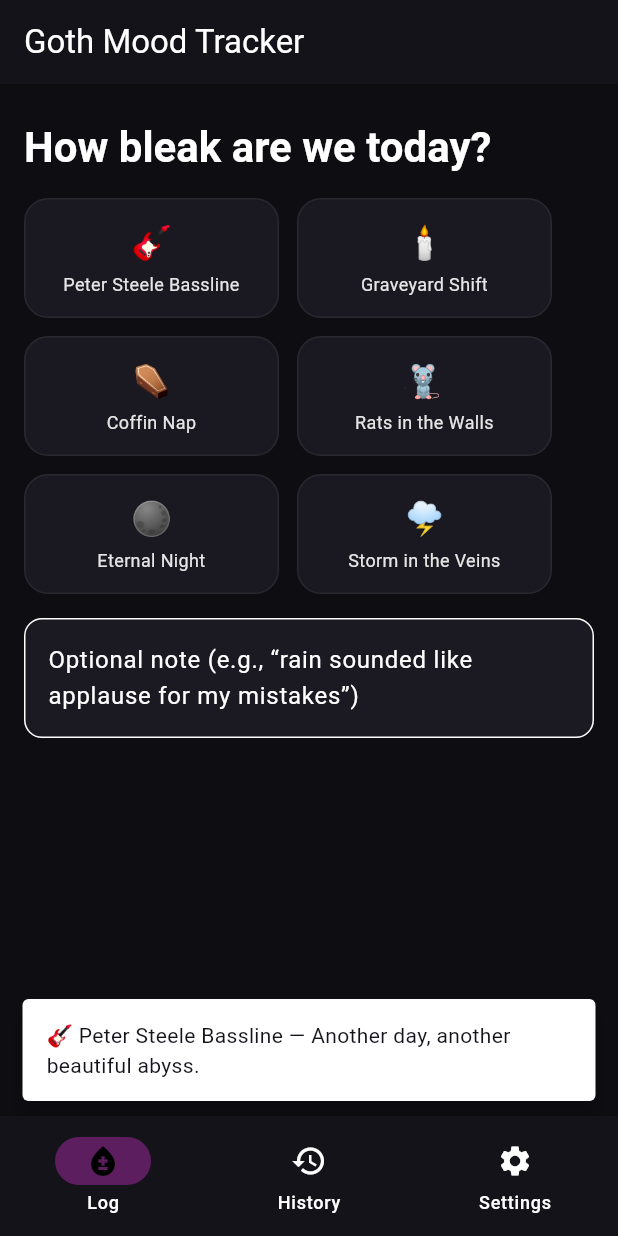
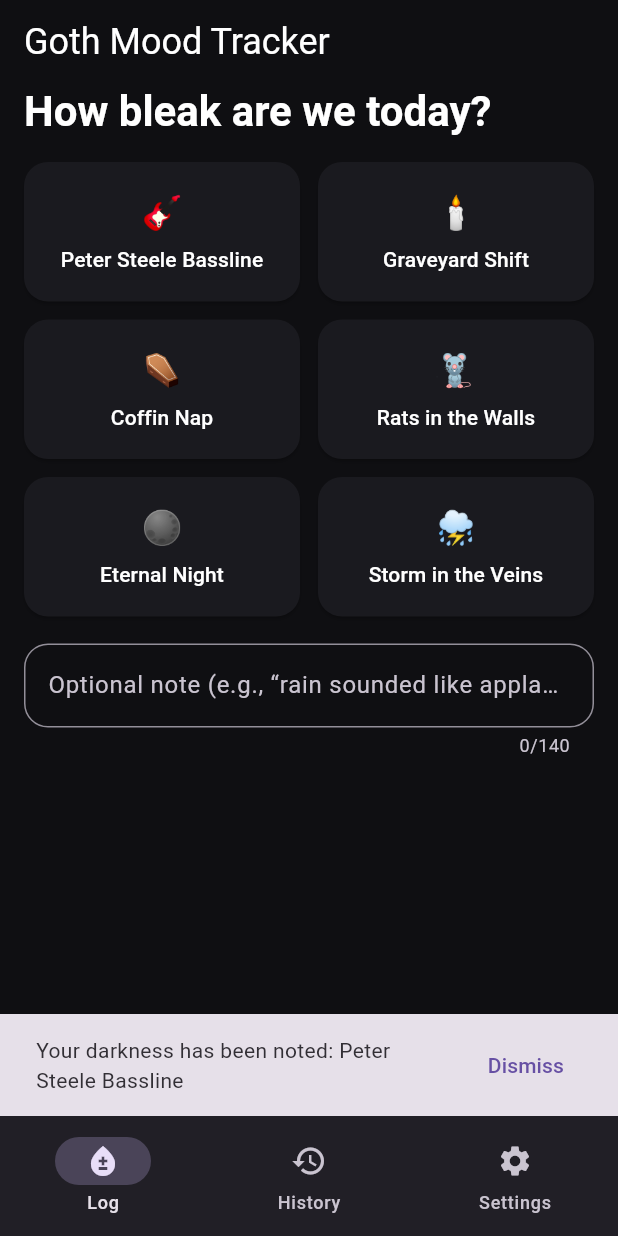
Before and after one commit to theoriginalrage/goth_mood_tracker, a Flutter app: the screen it shows after launch, after a tap on "Peter Steele Bassline", on a phone screen of 412 x 824 dp. Run offline on Flutter 3.47's test engine with Material 3 defaults, Android fonts, the phone set to English and light mode, and no system bars; our stand-ins replace google_mobile_ads, package_info_plus, shared_preferences.

Commit message:
feat: new main.dart with clean scaffold + AdMob IDs

```diff
--- a/lib/main.dart
+++ b/lib/main.dart
@@ -1,223 +1,71 @@
+// lib/main.dart
 import 'dart:convert';
 import 'package:flutter/material.dart';
 import 'package:shared_preferences/shared_preferences.dart';
 import 'package:package_info_plus/package_info_plus.dart';
+import 'package:google_mobile_ads/google_mobile_ads.dart';
+
+Future<void> main() async {
+  WidgetsFlutterBinding.ensureInitialized();
+  await MobileAds.instance.initialize();
+  runApp(const GothMoodApp());
+}
 
 Future<String> appVersion() async {
   final info = await PackageInfo.fromPlatform();
-  return "${info.version}+${info.buildNumber}"; // e.g., 0.2.1+42
+  return "${info.version}+${info.buildNumber}";
 }
 
-void main() {
-  WidgetsFlutterBinding.ensureInitialized();
-  runApp(const GothApp());
-}
-
-/// ---------------------- DATA MODELS ----------------------
-
-enum GothMood {
-  peterSteeleBassline,   // calm but gloomy
-  graveyardShift,        // exhausted
-  coffinNap,             // depressed but chill
-  ratsInTheWalls,        // angry/paranoid
-  eternalNight,          // content in the darkness
-  stormInTheVeins,       // anxious/static
-}
-
-extension GothMoodX on GothMood {
-  String get label {
-    switch (this) {
-      case GothMood.peterSteeleBassline:
-        return 'Peter Steele Bassline';
-      case GothMood.graveyardShift:
-        return 'Graveyard Shift';
-      case GothMood.coffinNap:
-        return 'Coffin Nap';
-      case GothMood.ratsInTheWalls:
-        return 'Rats in the Walls';
-      case GothMood.eternalNight:
-        return 'Eternal Night';
-      case GothMood.stormInTheVeins:
-        return 'Storm in the Veins';
-    }
-  }
-
-  String get emoji {
-    switch (this) {
-      case GothMood.peterSteeleBassline:
-        return '🎸';
-      case GothMood.graveyardShift:
-        return '🕯️';
-      case GothMood.coffinNap:
-        return '⚰️';
-      case GothMood.ratsInTheWalls:
-        return '🐀';
-      case GothMood.eternalNight:
-        return '🌑';
-      case GothMood.stormInTheVeins:
-        return '🌩️';
-    }
-  }
-}
-
-class MoodEntry {
-  final GothMood mood;
-  final DateTime at;
-  final String? note;
-
-  MoodEntry({required this.mood, required this.at, this.note});
-
-  Map<String, dynamic> toJson() => {
-        'mood': mood.name,
-        'at': at.toIso8601String(),
-        'note': note,
-      };
-
-  static MoodEntry fromJson(Map<String, dynamic> j) => MoodEntry(
-        mood: GothMood.values.firstWhere((m) => m.name == (j['mood'] as String)),
-        at: DateTime.tryParse(j['at'] as String? ?? '') ?? DateTime.now(),
-        note: j['note'] as String?,
-      );
-}
-
-/// ---------------------- STORAGE ----------------------
-
-class MoodStore extends ChangeNotifier {
-  static const _key = 'goth_mood_entries';
-  final List<MoodEntry> _entries = [];
-
-  List<MoodEntry> get entries =>
-      List.unmodifiable(_entries..sort((a, b) => b.at.compareTo(a.at)));
-
-  Future<void> load() async {
-    final prefs = await SharedPreferences.getInstance();
-    final raw = prefs.getStringList(_key) ?? [];
-    _entries
-      ..clear()
-      ..addAll(raw
-          .map((s) => jsonDecode(s))
-          .whereType<Map<String, dynamic>>()
-          .map(MoodEntry.fromJson));
-    notifyListeners();
-  }
-
-  Future<void> add(GothMood mood, {String? note}) async {
-    _entries.add(MoodEntry(mood: mood, at: DateTime.now(), note: note));
-    await _persist();
-    notifyListeners();
-  }
-
-  Future<void> clearAll() async {
-    _entries.clear();
-    await _persist();
-    notifyListeners();
-  }
-
-  Future<void> _persist() async {
-    final prefs = await SharedPreferences.getInstance();
-    final list = _entries.map((e) => jsonEncode(e.toJson())).toList();
-    await prefs.setStringList(_key, list);
-  }
-}
-
-/// ---------------------- APP ----------------------
-
-class GothApp extends StatefulWidget {
-  const GothApp({super.key});
-
-  @override
-  State<GothApp> createState() => _GothAppState();
-}
-
-class _GothAppState extends State<GothApp> {
-  final store = MoodStore();
-
-  @override
-  void initState() {
-    super.initState();
-    store.load();
-  }
+class GothMoodApp extends StatelessWidget {
+  const GothMoodApp({super.key});
 
   @override
   Widget build(BuildContext context) {
-    return AnimatedBuilder(
-      animation: store,
-      builder: (_, __) {
-        return MaterialApp(
-          debugShowCheckedModeBanner: false,
-          title: 'Goth Mood',
-          theme: _darkTheme,
-          home: HomeScreen(store: store),
-        );
-      },
+    final base = ThemeData.dark(useMaterial3: true);
+    return MaterialApp(
+      title: 'Goth Mood Tracker',
+      theme: base.copyWith(
+        colorScheme: base.colorScheme.copyWith(
+          primary: const Color(0xFF6E2D7B), // purple accent
+          secondary: const Color(0xFF6E2D7B),
+        ),
+        scaffoldBackgroundColor: const Color(0xFF0F0F12),
+        textTheme: base.textTheme.apply(
+          bodyColor: Colors.white,
+          displayColor: Colors.white,
+        ),
+      ),
+      home: const _RootNav(),
+      debugShowCheckedModeBanner: false,
     );
   }
 }
 
-/// ---------------------- THEME ----------------------
-/// Avoid `const` inside here so non-const constructors (e.g. BorderRadius.circular)
-/// don’t trigger “constant expression expected” errors on older SDKs.
-final ThemeData _darkTheme = ThemeData(
-  brightness: Brightness.dark,
-  scaffoldBackgroundColor: const Color(0xFF0E0D12), // near-black
-  colorScheme: const ColorScheme.dark(
-    primary: Color(0xFF8A1638), // wine/blood
-    secondary: Color(0xFF5C1E5E), // deep purple
-    surface: Color(0xFF14131A),
-  ),
-  textTheme: TextTheme(
-    headlineMedium: const TextStyle(fontWeight: FontWeight.w700),
-    bodyMedium: const TextStyle(color: Color(0xFFE6E6E6)),
-  ),
-  cardTheme: CardThemeData(
-    color: const Color(0xFF16141C),
-    elevation: 4,
-    shape: RoundedRectangleBorder(
-      borderRadius: BorderRadius.circular(16),
-    ),
-  ),
-  inputDecorationTheme: InputDecorationTheme(
-    filled: true,
-    fillColor: const Color(0xFF1B1922),
-    border: OutlineInputBorder(
-      borderRadius: BorderRadius.circular(12),
-      borderSide: const BorderSide(color: Color(0xFF2A2731)),
-    ),
-  ),
-);
-
-/// ---------------------- SCREENS ----------------------
-
-class HomeScreen extends StatefulWidget {
-  final MoodStore store;
-  const HomeScreen({super.key, required this.store});
+class _RootNav extends StatefulWidget {
+  const _RootNav({super.key});
 
   @override
-  State<HomeScreen> createState() => _HomeScreenState();
+  State<_RootNav> createState() => _RootNavState();
 }
 
-class _HomeScreenState extends State<HomeScreen> {
-  int _tab = 0;
+class _RootNavState extends State<_RootNav> {
+  int _idx = 0;
 
   @override
   Widget build(BuildContext context) {
-    final tabs = [
-      _LogMoodTab(store: widget.store),
-      _HistoryTab(store: widget.store),
-      _SettingsTab(store: widget.store),
+    final pages = <Widget>[
+      const LogScreen(),
+      const HistoryScreen(),
+      const SettingsScreen(),
     ];
 
     return Scaffold(
-      appBar: AppBar(
-        title: const Text('Goth Mood Tracker'),
-        centerTitle: false,
-      ),
-      body: tabs[_tab],
+      body: SafeArea(child: pages[_idx]),
       bottomNavigationBar: NavigationBar(
-        selectedIndex: _tab,
-        onDestinationSelected: (i) => setState(() => _tab = i),
+        selectedIndex: _idx,
+        onDestinationSelected: (i) => setState(() => _idx = i),
         destinations: const [
-          NavigationDestination(icon: Icon(Icons.bloodtype), label: 'Log'),
+          NavigationDestination(icon: Icon(Icons.bloodtype_outlined), selectedIcon: Icon(Icons.bloodtype), label: 'Log'),
           NavigationDestination(icon: Icon(Icons.history), label: 'History'),
           NavigationDestination(icon: Icon(Icons.settings), label: 'Settings'),
         ],
@@ -226,208 +74,287 @@ class _HomeScreenState extends State<HomeScreen> {
   }
 }
 
-class _LogMoodTab extends StatefulWidget {
-  final MoodStore store;
-  const _LogMoodTab({required this.store});
+// ---------------- Screens (simple placeholders to compile) ---------------- //
+
+class LogScreen extends StatefulWidget {
+  const LogScreen({super.key});
 
   @override
-  State<_LogMoodTab> createState() => _LogMoodTabState();
+  State<LogScreen> createState() => _LogScreenState();
 }
 
-class _LogMoodTabState extends State<_LogMoodTab> {
-  final noteCtrl = TextEditingController();
+class _LogScreenState extends State<LogScreen> {
+  final _note = TextEditingController();
+  final _moods = const [
+    ('🎸', 'Peter Steele Bassline'),
+    ('🕯️', 'Graveyard Shift'),
+    ('⚰️', 'Coffin Nap'),
+    ('🐀', 'Rats in the Walls'),
+    ('🌑', 'Eternal Night'),
+    ('⛈️', 'Storm in the Veins'),
+  ];
 
-  @override
-  void dispose() {
-    noteCtrl.dispose();
-    super.dispose();
+  Future<void> _save(String mood) async {
+    final prefs = await SharedPreferences.getInstance();
+    final now = DateTime.now().toUtc().toIso8601String();
+    final list = prefs.getStringList('entries') ?? <String>[];
+    final entry = jsonEncode({'ts': now, 'mood': mood, 'note': _note.text.trim()});
+    list.insert(0, entry);
+    await prefs.setStringList('entries', list);
+    if (mounted) {
+      ScaffoldMessenger.of(context).showSnackBar(
+        SnackBar(
+          content: Text('Your darkness has been noted: $mood'),
+          action: SnackBarAction(label: 'Dismiss', onPressed: () {}),
+        ),
+      );
+      _note.clear();
+    }
+    // TODO: call your interstitial gating (every 3 saves) here if wired.
   }
 
   @override
   Widget build(BuildContext context) {
-    final moods = GothMood.values;
-
+    final theme = Theme.of(context);
     return Padding(
-      padding: const EdgeInsets.all(16),
-      child: ListView(
+      padding: const EdgeInsets.fromLTRB(16, 12, 16, 12),
+      child: Column(
+        crossAxisAlignment: CrossAxisAlignment.start,
         children: [
-          const SizedBox(height: 8),
-          Text(
-            'How bleak are we today?',
-            style: Theme.of(context).textTheme.headlineMedium,
-          ),
+          Text('Goth Mood Tracker', style: theme.textTheme.headlineSmall),
+          const SizedBox(height: 12),
+          Text('How bleak are we today?', style: theme.textTheme.headlineMedium?.copyWith(fontWeight: FontWeight.w700)),
           const SizedBox(height: 16),
           Wrap(
             spacing: 12,
             runSpacing: 12,
-            children: [
-              for (final m in moods)
-                _MoodButton(
-                  mood: m,
-                  onTap: () async {
-                    final note = noteCtrl.text.trim();
-                    await widget.store.add(m, note: note.isEmpty ? null : note);
-                    if (mounted) {
-                      _snarkToast(context, m);
-                      noteCtrl.clear();
-                    }
-                  },
+            children: _moods.map((m) {
+              return SizedBox(
+                width: (MediaQuery.of(context).size.width - 16 * 2 - 12) / 2,
+                child: ElevatedButton(
+                  style: ElevatedButton.styleFrom(
+                    backgroundColor: const Color(0xFF1A1A1F),
+                    foregroundColor: Colors.white,
+                    padding: const EdgeInsets.symmetric(vertical: 18),
+                    shape: RoundedRectangleBorder(borderRadius: BorderRadius.circular(16)),
+                  ),
+                  onPressed: () => _save(m.$2),
+                  child: Column(
+                    children: [
+                      Text(m.$1, style: const TextStyle(fontSize: 22)),
+                      const SizedBox(height: 6),
+                      Text(m.$2, textAlign: TextAlign.center),
+                    ],
+                  ),
                 ),
-            ],
+              );
+            }).toList(),
           ),
-          const SizedBox(height: 16),
+          const SizedBox(height: 18),
           TextField(
-            controller: noteCtrl,
-            maxLines: 2,
-            textInputAction: TextInputAction.done,
+            controller: _note,
+            maxLength: 140,
             decoration: const InputDecoration(
               hintText: 'Optional note (e.g., “rain sounded like applause for my mistakes”)',
+              border: OutlineInputBorder(borderRadius: BorderRadius.all(Radius.circular(16))),
             ),
           ),
         ],
       ),
     );
   }
+}
 
-  void _snarkToast(BuildContext context, GothMood mood) {
-    final lines = [
-      'Another day, another beautiful abyss.',
-      'Misery loves company. You brought snacks.',
-      'Congrats — you logged feelings *again*. Punk.',
-      'The void is proud of you. In its own way.',
-      'Vitamin D called. You sent it to voicemail.',
-    ];
-    final msg =
-        '${mood.emoji} ${mood.label} — ${lines[DateTime.now().second % lines.length]}';
-    ScaffoldMessenger.of(context).showSnackBar(
-      SnackBar(content: Text(msg), behavior: SnackBarBehavior.floating),
+class HistoryScreen extends StatefulWidget {
+  const HistoryScreen({super.key});
+
+  @override
+  State<HistoryScreen> createState() => _HistoryScreenState();
+}
+
+class _HistoryScreenState extends State<HistoryScreen> {
+  List<Map<String, dynamic>> _entries = [];
+
+  @override
+  void initState() {
+    super.initState();
+    _load();
+  }
+
+  Future<void> _load() async {
+    final prefs = await SharedPreferences.getInstance();
+    final list = prefs.getStringList('entries') ?? <String>[];
+    setState(() {
+      _entries = list.map((s) => jsonDecode(s) as Map<String, dynamic>).toList();
+    });
+  }
+
+  @override
+  Widget build(BuildContext context) {
+    final theme = Theme.of(context);
+    return Column(
+      children: [
+        // Streak chips (basic, counts unique days)
+        Padding(
+          padding: const EdgeInsets.fromLTRB(16, 16, 16, 8),
+          child: Row(
+            children: [
+              _Chip(text: '🔥 Current: ${_currentStreak(_uniqueDays())}'),
+              const SizedBox(width: 8),
+              _Chip(text: '🏆 Longest: ${_longestStreak(_uniqueDays())}'),
+            ],
+          ),
+        ),
+        Expanded(
+          child: ListView.separated(
+            padding: const EdgeInsets.fromLTRB(16, 8, 16, 16),
+            itemCount: _entries.length,
+            separatorBuilder: (_, __) => const SizedBox(height: 12),
+            itemBuilder: (context, i) {
+              final e = _entries[i];
+              final ts = DateTime.tryParse(e['ts'] as String? ?? '')?.toLocal();
+              final note = (e['note'] as String?)?.trim();
+              return Container(
+                decoration: BoxDecoration(
+                  color: const Color(0xFF1A1A1F),
+                  borderRadius: BorderRadius.circular(18),
+                ),
+                padding: const EdgeInsets.all(16),
+                child: Column(
+                  crossAxisAlignment: CrossAxisAlignment.start,
+                  children: [
+                    Text(e['mood'] ?? '', style: theme.textTheme.titleMedium),
+                    if (ts != null)
+                      Padding(
+                        padding: const EdgeInsets.only(top: 4),
+                        child: Text(
+                          '${ts.year.toString().padLeft(4, '0')}-${ts.month.toString().padLeft(2, '0')}-${ts.day.toString().padLeft(2, '0')} '
+                          '${ts.hour.toString().padLeft(2, '0')}:${ts.minute.toString().padLeft(2, '0')}',
+                          style: theme.textTheme.bodySmall?.copyWith(color: Colors.white70),
+                        ),
+                      ),
+                    if (note != null && note.isNotEmpty)
+                      Padding(
+                        padding: const EdgeInsets.only(top: 8),
+                        child: Text(note, style: theme.textTheme.bodyMedium?.copyWith(color: Colors.white70)),
+                      ),
+                  ],
+                ),
+              );
+            },
+          ),
+        ),
+        // If you already built a banner widget, replace this SizedBox with it.
+        const SizedBox(height: 0),
+      ],
+    );
+  }
+
+  Set<DateTime> _uniqueDays() {
+    return _entries.map((e) {
+      final ts = DateTime.tryParse(e['ts'] as String? ?? '')?.toUtc();
+      if (ts == null) return null;
+      return DateTime.utc(ts.year, ts.month, ts.day);
+    }).whereType<DateTime>().toSet();
+  }
+
+  int _currentStreak(Set<DateTime> days) {
+    if (days.isEmpty) return 0;
+    var d = DateTime.now().toUtc();
+    d = DateTime.utc(d.year, d.month, d.day);
+    var s = 0;
+    while (days.contains(d)) { s++; d = d.subtract(const Duration(days: 1)); }
+    return s;
+  }
+
+  int _longestStreak(Set<DateTime> days) {
+    if (days.isEmpty) return 0;
+    var best = 0;
+    for (final start in days) {
+      if (days.contains(start.subtract(const Duration(days: 1)))) continue;
+      var len = 0; var d = start;
+      while (days.contains(d)) { len++; d = d.add(const Duration(days: 1)); }
+      if (len > best) best = len;
+    }
+    return best;
+  }
+}
+
+class _Chip extends StatelessWidget {
+  final String text;
+  const _Chip({required this.text});
+  @override
+  Widget build(BuildContext context) {
+    return Container(
+      padding: const EdgeInsets.symmetric(horizontal: 12, vertical: 8),
+      decoration: BoxDecoration(
+        color: const Color(0xFF2A2330),
+        borderRadius: BorderRadius.circular(999),
+      ),
+      child: Text(text),
     );
   }
 }
 
-class _HistoryTab extends StatelessWidget {
-  final MoodStore store;
-  const _HistoryTab({required this.store});
+class SettingsScreen extends StatefulWidget {
+  const SettingsScreen({super.key});
+
+  @override
+  State<SettingsScreen> createState() => _SettingsScreenState();
+}
+
+class _SettingsScreenState extends State<SettingsScreen> {
+  bool _busy = false;
+
+  Future<void> _eraseAll() async {
+    setState(() => _busy = true);
+    final prefs = await SharedPreferences.getInstance();
+    await prefs.remove('entries');
+    setState(() => _busy = false);
+    if (mounted) {
+      ScaffoldMessenger.of(context).showSnackBar(const SnackBar(content: Text('All data erased. The void is appeased.')));
+    }
+  }
+
+  Future<void> _exportJson() async {
+    final prefs = await SharedPreferences.getInstance();
+    final list = prefs.getStringList('entries') ?? <String>[];
+    final str = const JsonEncoder.withIndent('  ').convert(list.map((e) => jsonDecode(e)).toList());
+    // In a real app, write to Downloads + share. Placeholder:
+    debugPrint('EXPORT JSON:\n$str');
+    if (mounted) {
+      ScaffoldMessenger.of(context).showSnackBar(const SnackBar(content: Text('Exported to log (wire Share later).')));
+    }
+  }
 
   @override
   Widget build(BuildContext context) {
-    final items = store.entries;
-
-    if (items.isEmpty) {
-      return const Center(
-        child: Text('No entries yet. Go feel something bleak.'),
-      );
-    }
-
-    return ListView.separated(
-      padding: const EdgeInsets.all(12),
-      itemCount: items.length,
-      separatorBuilder: (_, __) => const SizedBox(height: 8),
-      itemBuilder: (_, i) {
-        final e = items[i];
-        return Card(
-          child: ListTile(
-            leading: Text(e.mood.emoji, style: const TextStyle(fontSize: 24)),
-            title: Text(e.mood.label),
-            subtitle: Text(
-              _niceDate(e.at) + (e.note == null ? '' : '\n${e.note}'),
-              maxLines: 4,
-            ),
-          ),
-        );
-      },
-    );
-  }
-
-  String _niceDate(DateTime dt) {
-    final d = dt.toLocal();
-    String two(int n) => n.toString().padLeft(2, '0');
-    return '${d.year}-${two(d.month)}-${two(d.day)} ${two(d.hour)}:${two(d.minute)}';
-  }
-}
-
-class _SettingsTab extends StatelessWidget {
-  final MoodStore store;
-  const _SettingsTab({required this.store});
-
-  @override
-  Widget build(BuildContext context) {
+    final theme = Theme.of(context);
     return Padding(
-      padding: const EdgeInsets.all(16),
+      padding: const EdgeInsets.fromLTRB(16, 16, 16, 16),
       child: Column(
         crossAxisAlignment: CrossAxisAlignment.start,
         children: [
-          const Text('Settings', style: TextStyle(fontSize: 20, fontWeight: FontWeight.bold)),
-          const SizedBox(height: 12),
-          const Text('Theme is locked to “eternal darkness.” Obviously.'),
-          const SizedBox(height: 24),
-          FilledButton.tonal(
-            onPressed: () async {
-              final ok = await showDialog<bool>(
-                context: context,
-                builder: (ctx) => AlertDialog(
-                  title: const Text('Delete All Entries?'),
-                  content: const Text('The void will reclaim your history. This cannot be undone.'),
-                  actions: [
-                    TextButton(onPressed: () => Navigator.pop(ctx, false), child: const Text('Cancel')),
-                    FilledButton(onPressed: () => Navigator.pop(ctx, true), child: const Text('Erase')),
-                  ],
-                ),
-              );
-              if (ok == true) {
-                await store.clearAll();
-                if (context.mounted) {
-                  ScaffoldMessenger.of(context).showSnackBar(
-                    const SnackBar(content: Text('Emptied into the abyss.')),
-                  );
-                }
-              }
+          Text('Goth Mood Tracker', style: theme.textTheme.headlineSmall),
+          const SizedBox(height: 16),
+          Text('Theme is locked to “eternal darkness.” Obviously.', style: theme.textTheme.bodyLarge),
+          const SizedBox(height: 16),
+          FilledButton(
+            onPressed: _busy ? null : _eraseAll,
+            child: _busy ? const SizedBox(height: 18, width: 18, child: CircularProgressIndicator(strokeWidth: 2)) : const Text('Erase All Data'),
+          ),
+          const SizedBox(height: 8),
+          OutlinedButton(onPressed: _exportJson, child: const Text('Export JSON')),
+          const Spacer(),
+          FutureBuilder<String>(
+            future: appVersion(),
+            builder: (context, snap) {
+              final v = snap.data ?? '…';
+              return Text('v$v — “First Coffin”', style: theme.textTheme.bodySmall?.copyWith(color: Colors.white70));
             },
-            child: const Text('Erase All Data'),
           ),
-          const SizedBox(height: 12),
-          const Text('v0.1.0 — “First Coffin”'),
         ],
       ),
     );
   }
 }
-
-/// ---------------------- UI BITS ----------------------
-
-class _MoodButton extends StatelessWidget {
-  final GothMood mood;
-  final VoidCallback onTap;
-  const _MoodButton({required this.mood, required this.onTap});
-
-  @override
-  Widget build(BuildContext context) {
-    return InkWell(
-      onTap: onTap,
-      borderRadius: BorderRadius.circular(16),
-      child: Ink(
-        width: 170,
-        height: 80,
-        decoration: BoxDecoration(
-          color: const Color(0xFF1A1821),
-          borderRadius: BorderRadius.circular(16),
-          border: Border.all(color: const Color(0xFF2A2731)),
-        ),
-        child: Center(
-          child: Column(
-            mainAxisAlignment: MainAxisAlignment.center,
-            children: [
-              Text(mood.emoji, style: const TextStyle(fontSize: 22)),
-              const SizedBox(height: 4),
-              Text(
-                mood.label,
-                textAlign: TextAlign.center,
-                style: const TextStyle(fontSize: 12),
-              ),
-            ],
-          ),
-        ),
-      ),
-    );
-  }
-}
```
Also changed, not shown: lib/ads_ids.dart (added, +12 -0 lines).
